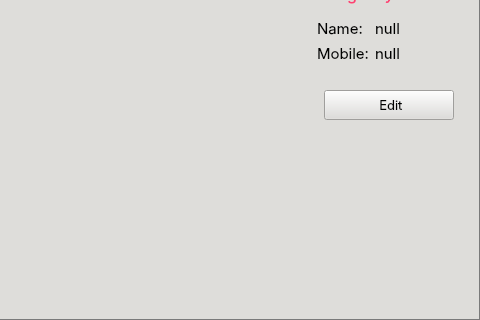
Above: CAI_PyQt/CAI_Admin/UI/FormHome.ui from CPG19040/CPG19040 before the change; both pictures show x 710 to 1190 and y 412 to 732 of the 1190 by 732 pixel window. Below: the same form after it.
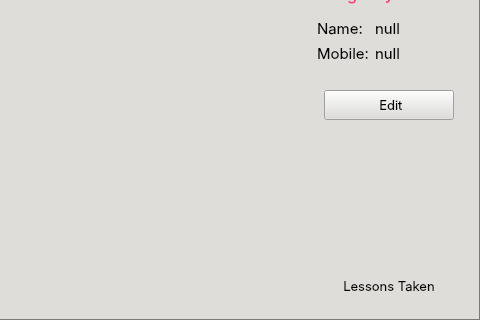
That is the form after the change. The open tabs and pages were chosen to show the change. Icons and pictures are not drawn.

The edit to the form file:
```diff
--- a/CAI_PyQt/CAI_Admin/UI/FormHome.ui
+++ b/CAI_PyQt/CAI_Admin/UI/FormHome.ui
@@ -3891,6 +3891,41 @@
                       </property>
                      </spacer>
                     </item>
+                    <item>
+                     <layout class="QHBoxLayout" name="layout_stud_lesson_progress">
+                      <property name="bottomMargin">
+                       <number>0</number>
+                      </property>
+                     </layout>
+                    </item>
+                    <item>
+                     <widget class="QLabel" name="label_2">
+                      <property name="maximumSize">
+                       <size>
+                        <width>16777215</width>
+                        <height>20</height>
+                       </size>
+                      </property>
+                      <property name="font">
+                       <font>
+                        <family>Inter</family>
+                        <pointsize>10</pointsize>
+                        <weight>50</weight>
+                        <italic>false</italic>
+                        <bold>false</bold>
+                       </font>
+                      </property>
+                      <property name="styleSheet">
+                       <string notr="true"/>
+                      </property>
+                      <property name="text">
+                       <string>Lessons Taken</string>
+                      </property>
+                      <property name="alignment">
+                       <set>Qt::AlignCenter</set>
+                      </property>
+                     </widget>
+                    </item>
                    </layout>
                   </widget>
                  </item>
```
Left out of the diff: 13 changed lines with no effect on the pictures.
